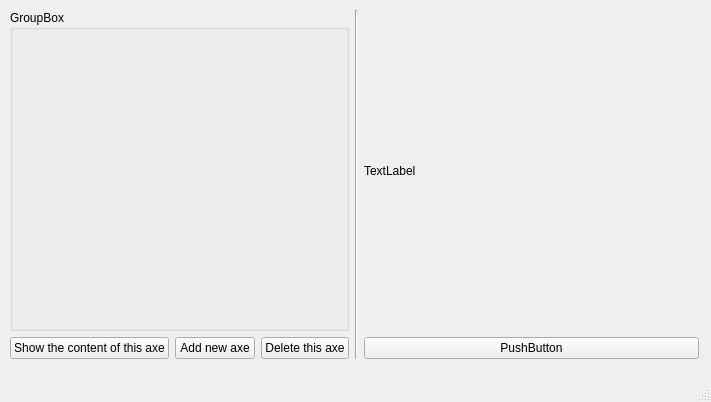
First picture: the form in mainwindow.ui, repository Far4X/QTSM, before the edit.
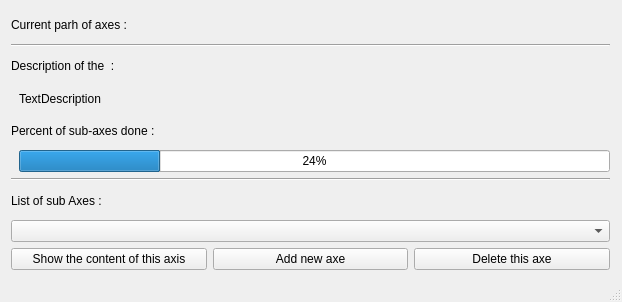
Second picture: the form after the edit.

Commit message: I resdisigned the mainwindow, and I just created the files for the next axisdata class, which contains the data for the axes (logic).

The edit to the form file:
```diff
--- a/mainwindow.ui
+++ b/mainwindow.ui
@@ -6,10 +6,16 @@
    <rect>
     <x>0</x>
     <y>0</y>
-    <width>711</width>
-    <height>402</height>
+    <width>622</width>
+    <height>302</height>
    </rect>
   </property>
+  <property name="sizePolicy">
+   <sizepolicy hsizetype="Expanding" vsizetype="Expanding">
+    <horstretch>0</horstretch>
+    <verstretch>0</verstretch>
+   </sizepolicy>
+  </property>
   <property name="windowTitle">
    <string>MainWindow</string>
   </property>
@@ -17,58 +23,36 @@
    <widget class="QWidget" name="horizontalLayoutWidget">
     <property name="geometry">
      <rect>
-      <x>-1</x>
-      <y>-1</y>
-      <width>711</width>
-      <height>371</height>
+      <x>0</x>
+      <y>0</y>
+      <width>621</width>
+      <height>281</height>
      </rect>
     </property>
-    <layout class="QHBoxLayout" name="mainLayout">
+    <layout class="QVBoxLayout" name="mainLayout">
      <item>
-      <layout class="QVBoxLayout" name="layoutAxisSide">
-       <item>
-        <widget class="QGroupBox" name="groupBox">
-         <property name="title">
-          <string>GroupBox</string>
-         </property>
-        </widget>
-       </item>
-       <item>
-        <layout class="QHBoxLayout" name="layoutButtons">
-         <item>
-          <widget class="QPushButton" name="viewTasks">
-           <property name="text">
-            <string>Show the content of this axe</string>
-           </property>
-          </widget>
-         </item>
-         <item>
-          <widget class="QPushButton" name="addNewAxe">
-           <property name="text">
-            <string>Add new axe</string>
-           </property>
-          </widget>
-         </item>
-         <item>
-          <widget class="QPushButton" name="pushButton_2">
-           <property name="text">
-            <string>Delete this axe</string>
-           </property>
-          </widget>
-         </item>
-        </layout>
-       </item>
-      </layout>
+      <widget class="QLabel" name="labelShowPathAxis">
+       <property name="text">
+        <string>Current parh of axes : &lt;path&gt;</string>
+       </property>
+      </widget>
      </item>
      <item>
       <widget class="Line" name="line">
        <property name="orientation">
-        <enum>Qt::Vertical</enum>
+        <enum>Qt::Horizontal</enum>
        </property>
       </widget>
      </item>
      <item>
-      <layout class="QVBoxLayout" name="layoutInformations">
+      <widget class="QLabel" name="label">
+       <property name="text">
+        <string>Description of the &lt;CurrentAxis&gt; :</string>
+       </property>
+      </widget>
+     </item>
+     <item>
+      <layout class="QHBoxLayout" name="horizontalLayout">
        <item>
         <spacer name="horizontalSpacer">
          <property name="orientation">
@@ -79,23 +63,105 @@
          </property>
          <property name="sizeHint" stdset="0">
           <size>
-           <width>160</width>
+           <width>8</width>
            <height>0</height>
           </size>
          </property>
         </spacer>
        </item>
        <item>
-        <widget class="QLabel" name="labelInformationd">
+        <widget class="QLabel" name="labelDescriptionOfTheAxis">
+         <property name="sizePolicy">
+          <sizepolicy hsizetype="MinimumExpanding" vsizetype="Preferred">
+           <horstretch>0</horstretch>
+           <verstretch>0</verstretch>
+          </sizepolicy>
+         </property>
          <property name="text">
-          <string>TextLabel</string>
+          <string>TextDescription</string>
          </property>
         </widget>
        </item>
+      </layout>
+     </item>
+     <item>
+      <widget class="QLabel" name="label_2">
+       <property name="text">
+        <string>Percent of sub-axes done :</string>
+       </property>
+      </widget>
+     </item>
+     <item>
+      <layout class="QHBoxLayout" name="horizontalLayout_2">
        <item>
-        <widget class="QPushButton" name="pushButtonMoreInformations">
+        <spacer name="horizontalSpacer_2">
+         <property name="orientation">
+          <enum>Qt::Horizontal</enum>
+         </property>
+         <property name="sizeType">
+          <enum>QSizePolicy::Fixed</enum>
+         </property>
+         <property name="sizeHint" stdset="0">
+          <size>
+           <width>8</width>
+           <height>0</height>
+          </size>
+         </property>
+        </spacer>
+       </item>
+       <item>
+        <widget class="QProgressBar" name="progressBar">
+         <property name="value">
+          <number>24</number>
+         </property>
+        </widget>
+       </item>
+      </layout>
+     </item>
+     <item>
+      <widget class="Line" name="line_2">
+       <property name="orientation">
+        <enum>Qt::Horizontal</enum>
+       </property>
+      </widget>
+     </item>
+     <item>
+      <widget class="QLabel" name="labelDNTListChild">
+       <property name="text">
+        <string>List of sub Axes :</string>
+       </property>
+      </widget>
+     </item>
+     <item>
+      <widget class="QComboBox" name="comboBox">
+       <property name="sizePolicy">
+        <sizepolicy hsizetype="Preferred" vsizetype="Fixed">
+         <horstretch>0</horstretch>
+         <verstretch>0</verstretch>
+        </sizepolicy>
+       </property>
+      </widget>
+     </item>
+     <item>
+      <layout class="QHBoxLayout" name="layoutButtons">
+       <item>
+        <widget class="QPushButton" name="viewTasks">
          <property name="text">
-          <string>PushButton</string>
+          <string>Show the content of this axis</string>
+         </property>
+        </widget>
+       </item>
+       <item>
+        <widget class="QPushButton" name="addNewAxe">
+         <property name="text">
+          <string>Add new axe</string>
+         </property>
+        </widget>
+       </item>
+       <item>
+        <widget class="QPushButton" name="pushButton_2">
+         <property name="text">
+          <string>Delete this axe</string>
          </property>
         </widget>
        </item>
```
Left out of the diff: 2 changed lines with no effect on the pictures. The commit also changes 7 other files.
